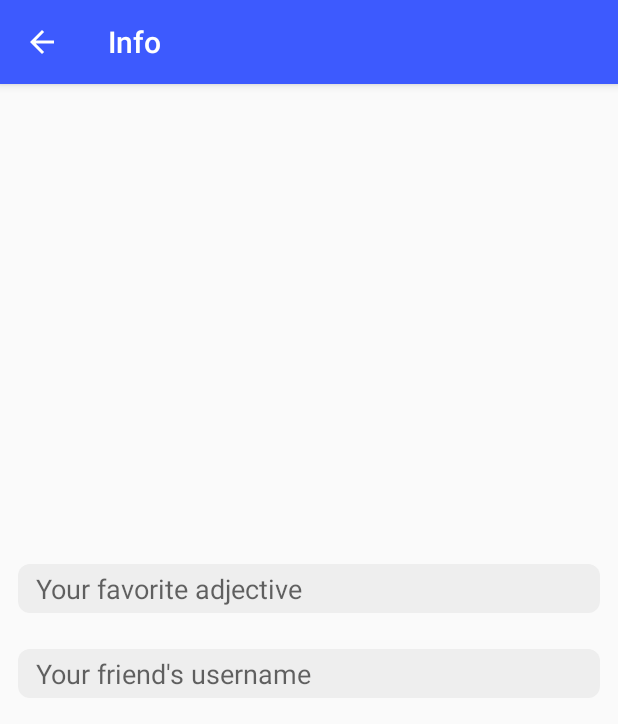
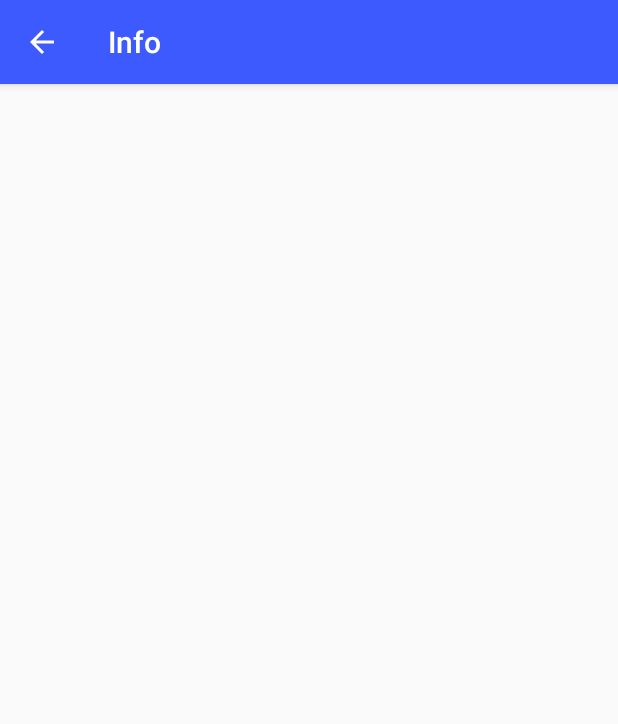
Before and after one commit to mianuddin/android-bitmoji-sample-app, an Android app: the InfoActivity screen opened directly, with no data from a screen before it, on a phone screen of 412 x 824 dp. Shown: the top 724 px of the screen. Run offline under Robolectric (Android 15) with nearby library versions, the phone set to English and light mode, and no system bars; our stand-ins replace Picasso; libraries missing offline, so code that uses them is left out: com.snapchat.kit; 1 statement that could not run was skipped.

```diff
--- a/app/src/main/java/com/example/chatsample/message/MessageAdapter.kt
+++ b/app/src/main/java/com/example/chatsample/message/MessageAdapter.kt
@@ -1,5 +1,6 @@
 package com.example.chatsample.message
 
+import android.content.Context
 import android.support.v7.widget.RecyclerView
 import android.view.LayoutInflater
 import android.view.ViewGroup
--- a/app/src/main/res/layout/activity_info.xml
+++ b/app/src/main/res/layout/activity_info.xml
@@ -25,34 +25,4 @@
                 android:layout_height="@dimen/chat_img_height" tools:srcCompat="@drawable/ic_person"
                 android:contentDescription="@string/avatar_hint"/>
     </RelativeLayout>
-    <EditText
-            android:id="@+id/adjective_input"
-            android:layout_width="match_parent"
-            android:layout_height="wrap_content"
-            android:layout_marginTop="@dimen/info_input_initial_padding_vertical"
-            android:layout_marginRight="@dimen/chat_margin_horizontal"
-            android:layout_marginLeft="@dimen/chat_margin_horizontal"
-            android:paddingTop="@dimen/message_input_padding_vertical"
-            android:paddingRight="@dimen/chat_padding_horizontal"
-            android:paddingBottom="@dimen/message_input_padding_vertical"
-            android:paddingLeft="@dimen/chat_padding_horizontal"
-            android:background="@drawable/chat_received"
-            android:inputType="textCapSentences|textAutoCorrect"
-            android:hint="@string/adjective_hint"
-            android:imeOptions="actionDone"/>
-    <EditText
-            android:id="@+id/friend_input"
-            android:layout_width="match_parent"
-            android:layout_height="wrap_content"
-            android:layout_marginTop="@dimen/info_input_padding_vertical"
-            android:layout_marginRight="@dimen/chat_margin_horizontal"
-            android:layout_marginLeft="@dimen/chat_margin_horizontal"
-            android:paddingTop="@dimen/message_input_padding_vertical"
-            android:paddingRight="@dimen/chat_padding_horizontal"
-            android:paddingBottom="@dimen/message_input_padding_vertical"
-            android:paddingLeft="@dimen/chat_padding_horizontal"
-            android:background="@drawable/chat_received"
-            android:inputType="textCapSentences|textAutoCorrect"
-            android:hint="@string/friendmoji_hint"
-            android:imeOptions="actionDone"/>
 </LinearLayout>
```
Also changed, not shown: app/src/main/java/com/example/chatsample/MainActivity.kt (+36 -1 lines), app/src/main/res/drawable/ic_people.xml (added, +9 -0 lines), app/src/main/res/drawable/ic_search.xml (added, +9 -0 lines), app/src/main/res/layout/activity_main.xml (+19 -2 lines).
